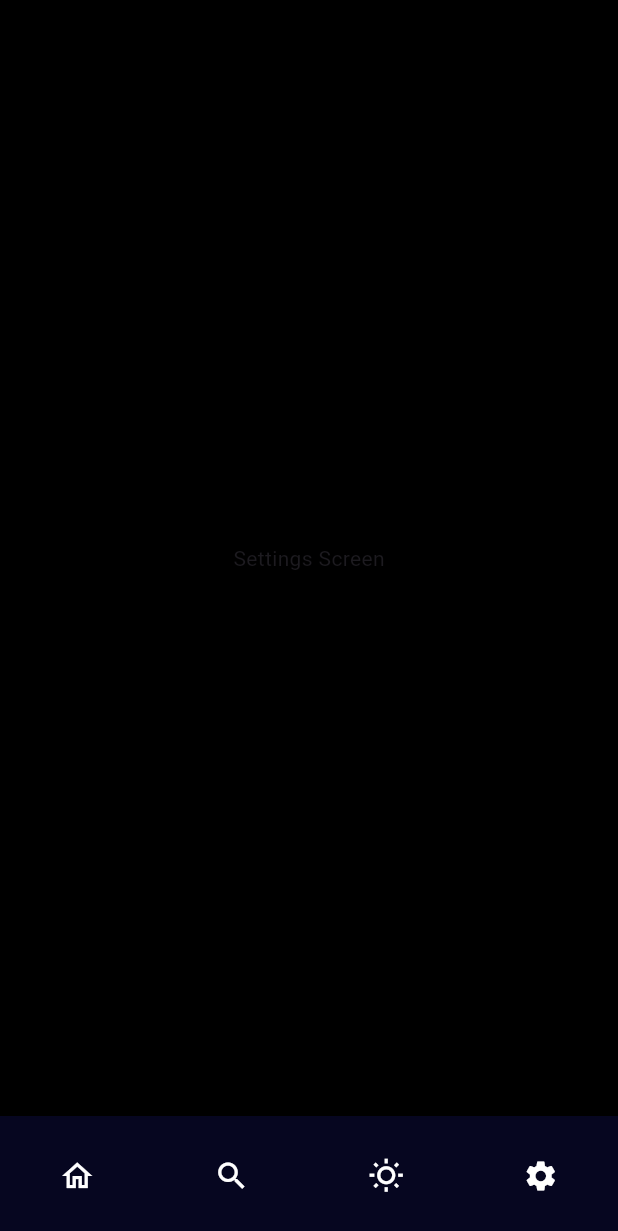
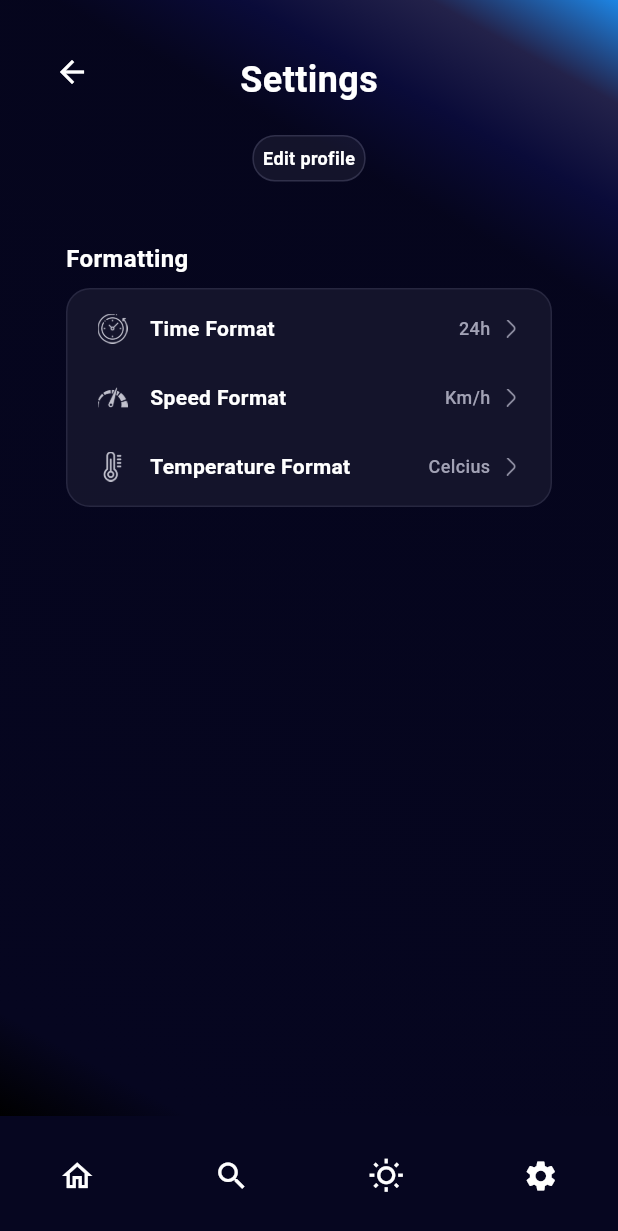
Before and after one commit to HilthonTT/Weather-App, a Flutter app: the screen it shows after launch, item 4 of the bottom bar chosen, on a phone screen of 412 x 824 dp. Shown: the top 1231 px of the screen. Run offline on Flutter 3.47's test engine with Material 3 defaults, Android fonts, the phone set to English and light mode, and no system bars; our stand-ins replace dio, flutter_riverpod, fpdart, geolocator, get_it, hive and 1 more; accounts and stored records are empty.

Commit message:
feat: added settings page design

```diff
--- a/src/client/weather_app/lib/common/constants/app_colors.dart
+++ b/src/client/weather_app/lib/common/constants/app_colors.dart
@@ -8,8 +8,16 @@ final class AppColors {
   static const Color accentBlue = Color(0xFF23224A);
 
   static const Color grey = Color(0xFFB7B6C4);
+  static const Color darkGrey = Color(0xff0E0E12);
+  static const Color gray60 = Color(0xff4E4E61);
+
   static const Color blueGrey = Color(0xFF0A0B39);
   static const Color white = Color(0xFFFFFFFF);
+  static const Color gray30 = Color(0xffA2A2B5);
+  static const Color gray20 = Color(0xffC1C1CD);
+  static const Color gray10 = Color(0xffE0E0E6);
+
+  static const Color border = Color(0xffCFCFFC);
 
   //! Blacks
   static const Color black = Color(0xFF000000);
--- a/src/client/weather_app/lib/common/layouts/home_layout.dart
+++ b/src/client/weather_app/lib/common/layouts/home_layout.dart
@@ -1,10 +1,13 @@
 import 'package:flutter/material.dart';
 import 'package:weather_app/common/constants/app_colors.dart';
+import 'package:weather_app/modules/users/presentation/pages/settings_page.dart';
 import 'package:weather_app/modules/weather/presentation/pages/forecast_page.dart';
 import 'package:weather_app/modules/weather/presentation/pages/search_page.dart';
 import 'package:weather_app/modules/weather/presentation/pages/weather_page.dart';
 
 final class HomeLayout extends StatefulWidget {
+  static route() => MaterialPageRoute(builder: (context) => const HomeLayout());
+
   const HomeLayout({super.key});
 
   @override
@@ -39,7 +42,7 @@ final class _HomeLayoutState extends State<HomeLayout> {
     WeatherPage(),
     SearchPage(),
     ForecastPage(),
-    Center(child: Text('Settings Screen')),
+    SettingsPage(),
   ];
 
   int _currentPageIndex = 0;
--- /dev/null
+++ b/src/client/weather_app/lib/common/widgets/custom_back_button.dart
@@ -0,0 +1,22 @@
+import 'package:flutter/material.dart';
+import 'package:weather_app/common/layouts/home_layout.dart';
+
+final class CustomBackButton extends StatelessWidget {
+  const CustomBackButton({super.key});
+
+  @override
+  Widget build(BuildContext context) {
+    return SafeArea(
+      child: Align(
+        alignment: Alignment.topLeft,
+        child: Padding(
+          padding: const EdgeInsets.all(24.0),
+          child: IconButton(
+            icon: const Icon(Icons.arrow_back, color: Colors.white),
+            onPressed: () => Navigator.of(context).push(HomeLayout.route()),
+          ),
+        ),
+      ),
+    );
+  }
+}
--- /dev/null
+++ b/src/client/weather_app/lib/modules/users/presentation/pages/settings_page.dart
@@ -0,0 +1,110 @@
+import 'package:flutter/material.dart';
+import 'package:weather_app/common/constants/app_colors.dart';
+import 'package:weather_app/common/constants/text_styles.dart';
+import 'package:weather_app/common/widgets/custom_back_button.dart';
+import 'package:weather_app/common/widgets/gradient_container.dart';
+import 'package:weather_app/modules/users/presentation/widgets/icon_item_row.dart';
+
+final class SettingsPage extends StatefulWidget {
+  const SettingsPage({super.key});
+
+  @override
+  State<SettingsPage> createState() => _SettingsPageState();
+}
+
+final class _SettingsPageState extends State<SettingsPage> {
+  bool isActive = false;
+
+  @override
+  Widget build(BuildContext context) {
+    return Scaffold(
+      backgroundColor: AppColors.black,
+      body: Stack(
+        children: [
+          GradientContainer(
+            children: [
+              Column(
+                children: [
+                  Row(
+                    mainAxisAlignment: MainAxisAlignment.center,
+                    children: [const Text("Settings", style: TextStyles.h1)],
+                  ),
+                  const SizedBox(height: 20),
+                  InkWell(
+                    borderRadius: BorderRadius.circular(15),
+                    onTap: () {},
+                    child: Container(
+                      padding: const EdgeInsets.all(6),
+                      decoration: BoxDecoration(
+                        border: Border.all(
+                          color: AppColors.border.withValues(alpha: .15),
+                        ),
+                        color: AppColors.gray60.withValues(alpha: .2),
+                        borderRadius: BorderRadius.circular(15),
+                      ),
+                      child: Text(
+                        "Edit profile",
+                        style: TextStyle(
+                          color: AppColors.white,
+                          fontSize: 12,
+                          fontWeight: FontWeight.w600,
+                        ),
+                      ),
+                    ),
+                  ),
+                  Padding(
+                    padding: const EdgeInsets.symmetric(
+                      vertical: 20,
+                      horizontal: 20,
+                    ),
+                    child: Column(
+                      crossAxisAlignment: CrossAxisAlignment.start,
+                      children: [
+                        Padding(
+                          padding: const EdgeInsets.only(top: 20, bottom: 8),
+                          child: const Text("Formatting", style: TextStyles.h3),
+                        ),
+                        Container(
+                          padding: const EdgeInsets.symmetric(vertical: 8),
+                          decoration: BoxDecoration(
+                            border: Border.all(
+                              color: AppColors.border.withValues(alpha: .1),
+                            ),
+                            color: AppColors.gray60.withValues(alpha: .2),
+                            borderRadius: BorderRadius.circular(16),
+                          ),
+                          child: const Column(
+                            children: [
+                              IconItemRow(
+                                title: "Time Format",
+                                icon: "assets/icons/time.png",
+                                value: "24h",
+                              ),
+                              SizedBox(height: 10),
+                              IconItemRow(
+                                title: "Speed Format",
+                                icon: "assets/icons/speed.png",
+                                value: "Km/h",
+                              ),
+                              SizedBox(height: 10),
+                              IconItemRow(
+                                title: "Temperature Format",
+                                icon: "assets/icons/temp.png",
+                                value: "Celcius",
+                              ),
+                            ],
+                          ),
+                        ),
+                      ],
+                    ),
+                  ),
+                ],
+              ),
+            ],
+          ),
+          const CustomBackButton(),
+        ],
+      ),
+    );
+  }
+}
--- /dev/null
+++ b/src/client/weather_app/lib/modules/users/presentation/widgets/icon_item_row.dart
@@ -0,0 +1,93 @@
+import 'package:flutter/cupertino.dart';
+import 'package:weather_app/common/constants/app_colors.dart';
+
+final class IconItemRow extends StatelessWidget {
+  final String title;
+  final String icon;
+  final String value;
+
+  const IconItemRow({
+    super.key,
+    required this.title,
+    required this.icon,
+    required this.value,
+  });
+
+  @override
+  Widget build(BuildContext context) {
+    return Padding(
+      padding: const EdgeInsets.symmetric(horizontal: 20, vertical: 8),
+      child: Row(
+        children: [
+          Image.asset(icon, width: 20, height: 20, color: AppColors.gray20),
+          const SizedBox(width: 15),
+          Text(
+            title,
+            style: TextStyle(
+              color: AppColors.white,
+              fontSize: 14,
+              fontWeight: FontWeight.w600,
+            ),
+          ),
+          Expanded(
+            child: Text(
+              value,
+              textAlign: TextAlign.right,
+              style: TextStyle(
+                color: AppColors.gray30,
+                fontSize: 12,
+                fontWeight: FontWeight.w500,
+              ),
+            ),
+          ),
+          const SizedBox(width: 8),
+          Image.asset(
+            "assets/icons/next.png",
+            width: 12,
+            height: 12,
+            color: AppColors.gray30,
+          ),
+        ],
+      ),
+    );
+  }
+}
+
+final class IconItemSwitchRow extends StatelessWidget {
+  final String title;
+  final String icon;
+  final bool value;
+  final Function(bool) didChange;
+
+  const IconItemSwitchRow({
+    super.key,
+    required this.title,
+    required this.icon,
+    required this.didChange,
+    required this.value,
+  });
+
+  @override
+  Widget build(BuildContext context) {
+    return Padding(
+      padding: const EdgeInsets.symmetric(horizontal: 20, vertical: 8),
+      child: Row(
+        children: [
+          Image.asset(icon, width: 20, height: 20, color: AppColors.gray20),
+          const SizedBox(width: 15),
+          Text(
+            title,
+            style: TextStyle(
+              color: AppColors.white,
+              fontSize: 14,
+              fontWeight: FontWeight.w600,
+            ),
+          ),
+          const Spacer(),
+          const SizedBox(width: 8),
+          CupertinoSwitch(value: value, onChanged: didChange),
+        ],
+      ),
+    );
+  }
+}
--- a/src/client/weather_app/lib/modules/weather/presentation/pages/detail_page.dart
+++ b/src/client/weather_app/lib/modules/weather/presentation/pages/detail_page.dart
@@ -5,6 +5,7 @@ import 'package:weather_app/common/constants/text_styles.dart';
 import 'package:weather_app/common/extensions/datetime.dart';
 import 'package:weather_app/common/extensions/string.dart';
 import 'package:weather_app/common/utils/get_weather_icon.dart';
+import 'package:weather_app/common/widgets/custom_back_button.dart';
 import 'package:weather_app/common/widgets/gradient_container.dart';
 import 'package:weather_app/modules/weather/presentation/providers/get_weather_by_city.dart';
 import 'package:weather_app/modules/weather/presentation/widgets/weather_info.dart';
@@ -71,18 +72,7 @@ final class DetailPage extends ConsumerWidget {
                 ],
               ),
 
-              SafeArea(
-                child: Align(
-                  alignment: Alignment.topLeft,
-                  child: Padding(
-                    padding: const EdgeInsets.all(24.0),
-                    child: IconButton(
-                      icon: const Icon(Icons.arrow_back, color: Colors.white),
-                      onPressed: () => Navigator.of(context).pop(),
-                    ),
-                  ),
-                ),
-              ),
+              const CustomBackButton(),
             ],
           ),
         );
```
Also changed, not shown: src/client/weather_app/assets/icons/next.png (added), src/client/weather_app/assets/icons/speed.png (added), src/client/weather_app/assets/icons/temp.png (added), src/client/weather_app/assets/icons/time.png (added), 2 other files.
